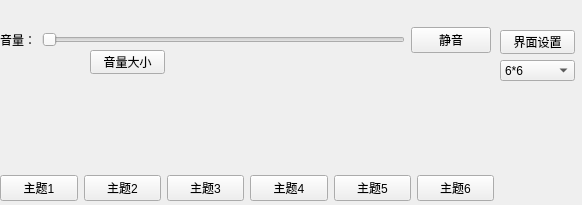
First picture: the form in setup.ui, repository Nahjs/Bejeweled, before the edit.
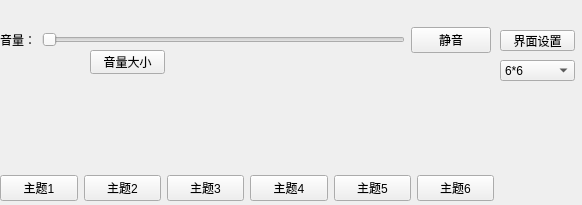
Second picture: the form after the edit. Icons and pictures are not drawn.

Commit message: 游戏界面微调

```diff
--- a/setup.ui
+++ b/setup.ui
@@ -243,7 +243,7 @@
      <x>500</x>
      <y>30</y>
      <width>75</width>
-     <height>24</height>
+     <height>21</height>
     </rect>
    </property>
    <property name="text">
```
The commit also changes 1 other file.
